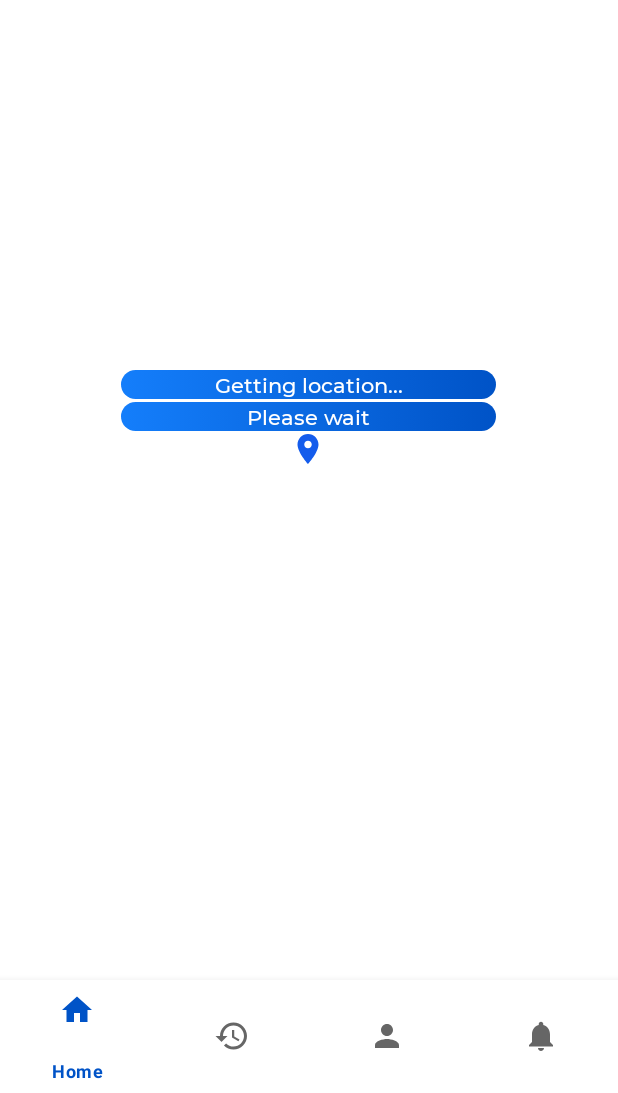
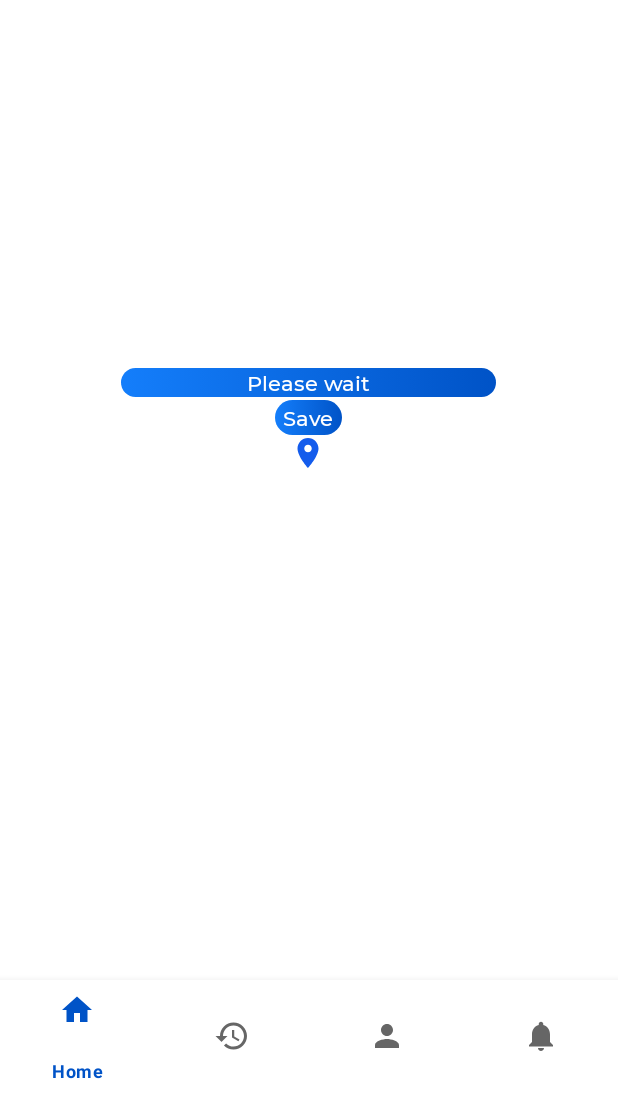
Before and after one commit to Elangovank/SparkoutDemoApp, an Android app: the screen it shows after launch once a user with an empty profile is signed in (MainActivity), on a phone screen of 412 x 824 dp, the part 143-1236 px from its top. Run offline under Robolectric (Android 15) with nearby library versions, the phone set to English and light mode, and no system bars; our stand-ins replace Dagger/Hilt's generated code, Firebase (no records; nobody signed in at launch, a user with empty details on screens opened directly).

Commit message:
init code

```diff
--- a/app/src/main/java/com/elango/demoapp/ui/home/HomeFragment.kt
+++ b/app/src/main/java/com/elango/demoapp/ui/home/HomeFragment.kt
@@ -25,7 +25,9 @@ import com.google.android.gms.maps.GoogleMap
 import com.google.android.gms.maps.OnMapReadyCallback
 import com.google.android.gms.maps.SupportMapFragment
 import com.google.android.gms.maps.model.LatLng
+import com.google.firebase.auth.FirebaseAuth
 import dagger.hilt.android.AndroidEntryPoint
+import kotlinx.android.synthetic.main.fragment_home.*
 import java.util.*
 import javax.inject.Inject
 import javax.inject.Named
@@ -126,9 +128,9 @@ class HomeFragment : Fragment(), OnMapReadyCallback {
                         addresstext!!.text = it
                     }
 
-                    addresstext!!.setOnClickListener {
+                    save!!.setOnClickListener {
                         val data = MapModel(
-                            mobile = "9791",
+                            mobile = FirebaseAuth.getInstance().currentUser?.phoneNumber!!,
                             lat = mCenterLatLong!!.latitude.toString(),
                             lng = mCenterLatLong!!.longitude.toString(),
                             address = address!!
--- a/app/src/main/res/layout/fragment_home.xml
+++ b/app/src/main/res/layout/fragment_home.xml
@@ -76,7 +76,8 @@
                 android:paddingLeft="2dp"
                 android:paddingRight="2dp"
                 android:text="Getting location..."
-                android:textColor="@android:color/white" />
+                android:textColor="@android:color/white"
+                android:visibility="gone" />
 
             <TextView
                 android:id="@+id/addresstext"
@@ -92,6 +93,21 @@
                 android:text="Please wait"
                 android:textColor="@android:color/white" />
 
+            <TextView
+                android:id="@+id/save"
+                android:layout_width="wrap_content"
+                android:layout_height="wrap_content"
+                android:layout_marginTop="@dimen/_2dp"
+                android:background="@drawable/bg_circle_blue"
+                android:fontFamily="@font/mo_me"
+                android:gravity="center"
+                android:paddingLeft="5dp"
+                android:paddingTop="@dimen/_2dp"
+                android:paddingRight="5dp"
+                android:paddingBottom="@dimen/_2dp"
+                android:text="Save"
+                android:textColor="@android:color/white" />
+
             <ImageView
                 android:id="@+id/imageMarker"
                 android:layout_width="wrap_content"
```
Also changed, not shown: app/src/main/java/com/elango/demoapp/ui/home/UserFragment.kt (+36 -0 lines), app/src/main/res/layout/dialog_progress_custom.xml (added, +18 -0 lines).
